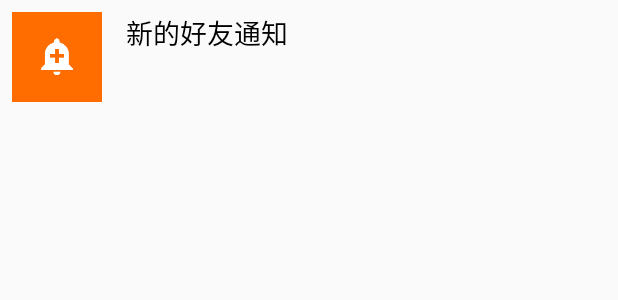
After one commit to LwkCoder/FamilyChat, an Android app: the layout layout_contact_friend_notify.xml on its own in the app's theme, with its tools: preview values and no code run, on a phone screen of 412 x 824 dp. The commit adds this screen. Shown: the top 300 px of the screen. Run offline under Robolectric (Android 15) with nearby library versions, the phone set to English and light mode, and no system bars.

Commit message:
Finish add friend notify
Change-Id: I7f97c7ff638ad5af11675fb181fb92a5ec66dcd6

```diff
--- a/app/src/main/java/com/lwk/familycontact/im/HxContactListener.java
+++ b/app/src/main/java/com/lwk/familycontact/im/HxContactListener.java
@@ -4,6 +4,9 @@ import com.hyphenate.EMContactListener;
 import com.lib.base.log.KLog;
 import com.lwk.familycontact.storage.db.invite.InviteBean;
 import com.lwk.familycontact.storage.db.invite.InviteDao;
+import com.lwk.familycontact.utils.event.ComNotifyConfig;
+import com.lwk.familycontact.utils.event.ComNotifyEventBean;
+import com.lwk.familycontact.utils.event.EventBusHelper;
 import com.lwk.familycontact.utils.notify.FCNotifyUtils;
 
 /**
@@ -36,7 +39,10 @@ public class HxContactListener implements EMContactListener
         InviteBean inviteBean = new InviteBean(phone, System.currentTimeMillis());
         if (InviteDao.getInstance().saveIfNotHandled(inviteBean))
         {
+            //铃声通知
             FCNotifyUtils.getInstance().startNotify();
+            //通知相关界面刷新
+            EventBusHelper.getInstance().post(new ComNotifyEventBean(ComNotifyConfig.REFRESH_USER_INVITE));
         }
     }
 
--- a/app/src/main/java/com/lwk/familycontact/project/contact/view/ContactImpl.java
+++ b/app/src/main/java/com/lwk/familycontact/project/contact/view/ContactImpl.java
@@ -11,11 +11,15 @@ import java.util.List;
  */
 public interface ContactImpl
 {
-    void refreshAllUsersSuccess(boolean isPrtRefresh,List<UserBean> allUserList);
+    void refreshAllUsersSuccess(boolean isPrtRefresh, List<UserBean> allUserList);
 
     void refreshAllUsersFail(int errorMsgId);
 
     void refreshContactNum();
 
     void scrollToTop();
+
+    void onAllFriendNotifyRead();
+
+    void onFriendNotifyUnread(int num);
 }
--- a/app/src/main/java/com/lwk/familycontact/storage/db/invite/InviteDbConfig.java
+++ b/app/src/main/java/com/lwk/familycontact/storage/db/invite/InviteDbConfig.java
@@ -16,4 +16,7 @@ public class InviteDbConfig
 
     //处理状态
     public static final String STATUS = "status";
+
+    //是否已读
+    public static final String READ = "read";
 }
--- a/app/src/main/java/com/lwk/familycontact/utils/event/ComNotifyConfig.java
+++ b/app/src/main/java/com/lwk/familycontact/utils/event/ComNotifyConfig.java
@@ -9,4 +9,6 @@ public class ComNotifyConfig
 {
     //刷新数据库里的通讯录数据
     public static final int REFRESH_CONTACT_IN_DB = 1;
+    //刷新未读好友申请
+    public static final int REFRESH_USER_INVITE = 2;
 }
--- a/app/src/main/java/com/lwk/familycontact/utils/notify/FCNotifyUtils.java
+++ b/app/src/main/java/com/lwk/familycontact/utils/notify/FCNotifyUtils.java
@@ -53,7 +53,7 @@ public class FCNotifyUtils
     private boolean canNotify()
     {
         // 判断手机系统是否处于静音模式
-        return mAudioMgr.getRingerMode() == AudioManager.RINGER_MODE_SILENT;
+        return mAudioMgr.getRingerMode() != AudioManager.RINGER_MODE_SILENT;
     }
 
     //判断震动条件
--- /dev/null
+++ b/app/src/main/res/layout/layout_contact_friend_notify.xml
@@ -0,0 +1,34 @@
+<?xml version="1.0" encoding="utf-8"?>
+<RelativeLayout xmlns:android="http://schemas.android.com/apk/res/android"
+                android:layout_width="match_parent"
+                android:layout_height="wrap_content"
+                android:background="@drawable/bg_rcv_contact_listitem_selector"
+                android:orientation="vertical"
+                android:padding="@dimen/spacing_small">
+
+    <ImageView
+        android:id="@+id/img_add_friend_notify"
+        android:layout_width="60dp"
+        android:layout_height="60dp"
+        android:layout_centerVertical="true"
+        android:layout_marginRight="@dimen/spacing_normal"
+        android:background="@color/orange_ic_notify_bg"
+        android:padding="@dimen/spacing_normal"
+        android:src="@drawable/ic_friend_notify"/>
+
+    <TextView
+        style="@style/FC_NormalTextStyle"
+        android:layout_alignTop="@+id/img_add_friend_notify"
+        android:layout_toRightOf="@+id/img_add_friend_notify"
+        android:text="@string/tv_friend_notify_title"
+        android:textColor="@android:color/black"
+        android:textSize="@dimen/sp_18"/>
+
+    <TextView
+        android:id="@+id/tv_add_friend_notify_desc"
+        style="@style/FC_SmallTextStyle"
+        android:layout_alignBottom="@+id/img_add_friend_notify"
+        android:layout_toRightOf="@+id/img_add_friend_notify"
+        android:textSize="@dimen/sp_15"/>
+
+</RelativeLayout>
--- a/app/src/main/res/values/colors.xml
+++ b/app/src/main/res/values/colors.xml
@@ -19,4 +19,5 @@
     <color name="green_dial_btn_pressed">#1FA01F</color>
     <color name="blue_dial_btn_normal">#0288D1</color>
     <color name="blue_dial_btn_pressed">#0072E3</color>
+    <color name="orange_ic_notify_bg">#FF6C00</color>
 </resources>
--- a/app/src/main/res/values/strings.xml
+++ b/app/src/main/res/values/strings.xml
@@ -70,6 +70,9 @@
     <string name="tv_pull_down_fail">同步完成</string>
     <string name="dialog_permission_contact_message">应用程序需要获取手机通讯录联系人的权限，否则无法继续同步本机通讯录</string>
     <string name="tv_foot_contact_num">%%1位联系人</string>
+    <string name="tv_friend_notify_title">新的好友通知</string>
+    <string name="tv_friend_notify_unread">%%1条未处理通知</string>
+    <string name="tv_friend_notify_nope">当前没有新通知</string>
 
     <!--UserDetailFragment-->
     <string name="tv_user_detail_head_hint">点击头像可以设置备注头像</string>
```
Also changed, not shown: app/src/main/java/com/lwk/familycontact/project/contact/model/ContactModel.java (+7 -0 lines), app/src/main/java/com/lwk/familycontact/project/contact/presenter/ContactPresenter.java (+12 -0 lines), app/src/main/java/com/lwk/familycontact/project/contact/view/ContactFragment.java (+47 -1 lines), app/src/main/java/com/lwk/familycontact/project/main/model/MainModel.java (added, +22 -0 lines), app/src/main/java/com/lwk/familycontact/project/main/presenter/MainPresenter.java (+13 -0 lines), app/src/main/java/com/lwk/familycontact/project/main/view/MainActivity.java (+60 -7 lines), app/src/main/java/com/lwk/familycontact/project/main/view/MainImpl.java (+7 -1 lines), app/src/main/java/com/lwk/familycontact/storage/db/invite/InviteBean.java (+19 -1 lines), app/src/main/java/com/lwk/familycontact/storage/db/invite/InviteDao.java (+36 -0 lines), app/src/main/java/com/lwk/familycontact/storage/db/invite/InviteStatus.java (+8 -2 lines), app/src/main/res/drawable-xxhdpi/ic_friend_notify.png (added).
